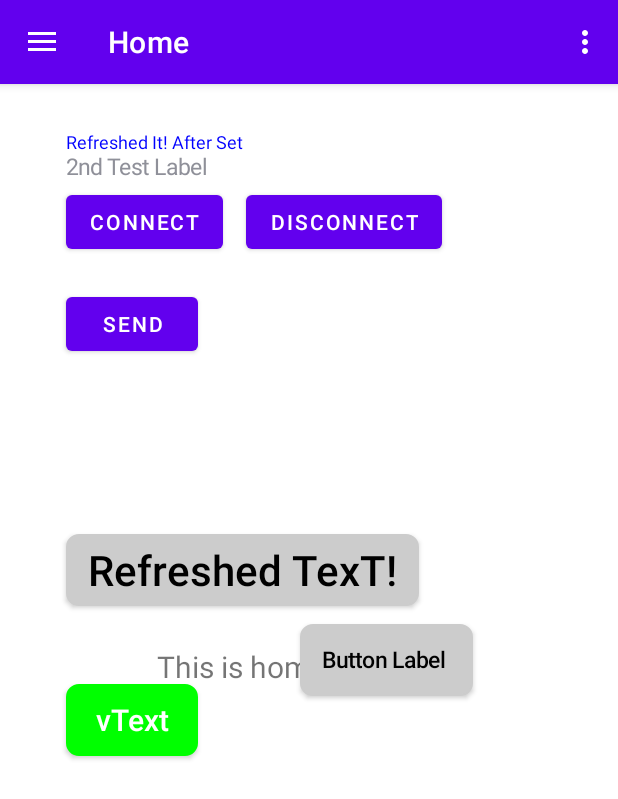
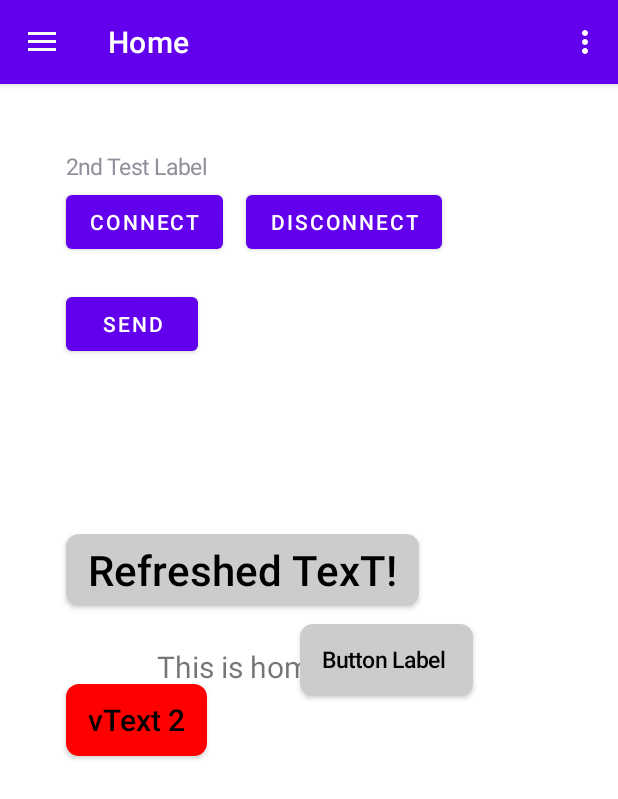
Before and after one commit to H1Jam/ProjectAADA, an Android app: the screen it shows after launch (MainActivity), on a phone screen of 412 x 824 dp. Shown: the top 799 px of the screen. Run offline under Robolectric (Android 15) with nearby library versions, the phone set to English and light mode, and no system bars; our stand-ins replace navigation-ui.

Commit message:
Extend the screen objects and objects SET.

```diff
--- a/app/src/main/java/com/hjam/aada/MainActivity.kt
+++ b/app/src/main/java/com/hjam/aada/MainActivity.kt
@@ -118,13 +118,14 @@ class MainActivity : AppCompatActivity(), EzBlue.BlueCallback, EzBlue.BlueParser
                     "widthPixels ${pxToMm(resources.displayMetrics.widthPixels)}"
         )
         ScreenObjects.addTextToScreen(44, 30, -10, "First Test Label", 12, Color.BLUE)
-        ScreenObjects.addTextToScreen(44, 45, 15, "2nd Test Label", 15, null)
+        ScreenObjects.addTextToScreen(44, 45, 15, "2nd Test Label", 15, 0)
         ScreenObjects.refreshText(86, "Refreshed It!")
         ScreenObjects.refreshText(-10, "Refreshed It! After Set")
         ScreenObjects.refreshText(12, "Refreshed It! After Set!")
         ScreenObjects.addButtonToScreen(44, 300, 255, " First Button Label ", 28)
         ScreenObjects.addButtonToScreen(200, 360, 250, "Button Label ", 15)
         ScreenObjects.addButtonToScreen(44, 400, 11, "vText", 20, Color.WHITE, Color.GREEN)
+        ScreenObjects.addButtonToScreen(44, 400, 11, "vText 2", 20, Color.BLACK, Color.RED)
         ScreenObjects.refreshButtonText(255, "Refreshed TexT!")
     }
 
@@ -317,7 +318,10 @@ class MainActivity : AppCompatActivity(), EzBlue.BlueCallback, EzBlue.BlueParser
     }
 
     override fun write(buffer: ByteArray?) {
-        Logger.debug(mTag, "writeData From Listener: ${buffer?.map{it.toUByte()}?.joinToString()}")
+        Logger.debug(
+            mTag,
+            "writeData From Listener: ${buffer?.map { it.toUByte() }?.joinToString()}"
+        )
         EzBlue.write(buffer)
     }
 }
--- a/app/src/main/java/com/hjam/aada/ScreenObjects.kt
+++ b/app/src/main/java/com/hjam/aada/ScreenObjects.kt
@@ -19,13 +19,13 @@ import com.hjam.aada.utils.Logger
 
 object ScreenObjects {
     private val mTag = "ScreenObjects"
-    private val M_TEX_LABELS_LIST: MutableList<AADATextLabel> = mutableListOf()
+    private val mScreenObjects: MutableSet<String> = mutableSetOf()
     private var mTopToTop = 0
     private var mLeftToLeft = 0
     private lateinit var mCanvasConstraintLayout: ConstraintLayout
     private lateinit var mDisplayMetrics: DisplayMetrics
     private var mReady = false
-    private var mWriteListener : AADAWriter? =null
+    private var mWriteListener: AADAWriter? = null
 
     enum class ViewColors {
         Red,
@@ -36,14 +36,14 @@ object ScreenObjects {
     }
 
     private fun refreshScreen() {
-        for (tl in M_TEX_LABELS_LIST) {
-            Logger.debug(mTag, "UI: $tl")
-        }
+     //   for (tl in mScreenObjects) {
+            Logger.debug(mTag, "UI: ${mScreenObjects.joinToString()}")
+       // }
     }
 
     fun initScreen(
         canvasConstraintLayout: ConstraintLayout, topToTop: Int, leftToLeft: Int,
-        displayMetrics: DisplayMetrics, writeListener:AADAWriter
+        displayMetrics: DisplayMetrics, writeListener: AADAWriter
     ) {
         mTopToTop = topToTop
         mLeftToLeft = leftToLeft
@@ -53,50 +53,50 @@ object ScreenObjects {
         mWriteListener = writeListener
     }
 
-    fun addTextLabel(AADATextLabel: AADATextLabel) {
-        if (!mReady || AADATextLabel.tag <= 0) {
-            return
+    fun addButton(aadaButton: AADAButton) {
+        if (mReady && aadaButton.tag > 0) {
+            Logger.debug(mTag, "addButton: ${aadaButton.tag}")
+            if (mScreenObjects.add(aadaButton.screenTag)) {
+                addButtonToScreen(aadaButton)
+            } else {
+                modifyButton(aadaButton)
             }
-        Logger.debug(mTag, "addTextLabel: ${AADATextLabel.tag}")
-        for (tl in M_TEX_LABELS_LIST) {
-            if (tl.tag == AADATextLabel.tag) {
-                modifyTextLabel(AADATextLabel)
-                return
+            refreshScreen()
         }
     }
-        M_TEX_LABELS_LIST.add(AADATextLabel)
-        addTextToScreen(AADATextLabel)
+
+    private fun modifyButton(aadaButton: AADAButton) {
+        Logger.debug(mTag, "modifyButton: ${aadaButton.tag}")
+        refreshButton(aadaButton)
         refreshScreen()
     }
 
-    private fun modifyTextLabel(AADATextLabel: AADATextLabel) {
-        Logger.debug(mTag, "modifyTextLabel: ${AADATextLabel.tag}")
-        for (i in 0..M_TEX_LABELS_LIST.size) {
-            if (M_TEX_LABELS_LIST[i].tag == AADATextLabel.tag) {
-                M_TEX_LABELS_LIST[i].updateFromInstance(AADATextLabel)
-                refreshText(AADATextLabel)
+    fun addTextLabel(aadaTextLabel: AADATextLabel) {
+        if (mReady && aadaTextLabel.tag > 0) {
+            Logger.debug(mTag, "addTextLabel: ${aadaTextLabel.tag}")
+            if (mScreenObjects.add(aadaTextLabel.screenTag)) {
+                addTextToScreen(aadaTextLabel)
                 refreshScreen()
-                return
+            } else {
+                modifyTextLabel(aadaTextLabel)
             }
+
         }
     }
 
-    fun removeTextLabel(AADATextLabel: AADATextLabel) {
-        for (tl in M_TEX_LABELS_LIST) {
-            if (tl.tag == AADATextLabel.tag) {
-                M_TEX_LABELS_LIST.remove(tl)
-                return
-            }
-        }
+    private fun modifyTextLabel(aadaTextLabel: AADATextLabel) {
+        Logger.debug(mTag, "modifyTextLabel: ${aadaTextLabel.tag}")
+        refreshText(aadaTextLabel)
+        refreshScreen()
     }
 
-   fun addTextToScreen(AADATextLabel: AADATextLabel){
-       with(AADATextLabel){
-           addTextToScreen(x, y,tag,text,fontSize,textColor)
-       }
+    fun removeTextLabel(AADATextLabel: AADATextLabel) {
+
     }
 
-    fun addTextToScreen(x: Int, y: Int, cTag: Int, vText: String, fSize: Int, textColor: Int?) {
+    private fun addTextToScreen(aadaTextLabel: AADATextLabel) {
+        with(aadaTextLabel) {
+            // addTextToScreen(x, y, screenTag, text, fontSize, textColor)
             val px = TypedValue.applyDimension(
                 TypedValue.COMPLEX_UNIT_DIP,
                 x.toFloat(),
@@ -116,48 +116,74 @@ object ScreenObjects {
             params.setMargins(px, py, 0, 0)
             Logger.debug(
                 mTag, "addTextToScreen:[x:$x($px), y:$y($py), " +
-                    "cTag:${cTag.toUInt()}, Text:$vText], size:$fSize"
+                        "cTag:$screenTag, Text:$text], size:$fontSize"
             )
             val lbl = TextView(AADATheApp.instance.applicationContext)
-        lbl.tag = "lbl${cTag.toUInt()}"
-        lbl.text = vText
+            lbl.tag = screenTag
+            lbl.text = text
             lbl.layoutParams = params
-        if (textColor != null) {
+            if (textColor.toUInt() > 0U) {
                 lbl.setTextColor(textColor)
             }
-        lbl.setTextSize(TypedValue.COMPLEX_UNIT_DIP, fSize.toFloat())
-        // SetBtListener(btn[i]);
+            lbl.setTextSize(TypedValue.COMPLEX_UNIT_DIP, fontSize.toFloat())
             mCanvasConstraintLayout.addView(lbl)
-        //mCanvasConstraintLayout.requestLayout()
-        // SetBtListener(btn)
+
+        }
     }
 
-    fun refreshText(tag: Int, text : String ){
-        val lbl: TextView? = mCanvasConstraintLayout.findViewWithTag("lbl${tag.toUInt()}")
+    fun addTextToScreen(x: Int, y: Int, cTag: Int, vText: String, fSize: Int, textColor: Int) {
+        addTextLabel(AADATextLabel(x, y, cTag, vText, fSize, textColor))
+    }
+
+    fun refreshText(tag: Int, text: String) {
+        val lbl: TextView? =
+            mCanvasConstraintLayout.findViewWithTag("${AADATextLabel.mTagPrefix}${tag.toUInt()}")
         if (lbl != null) {
-            lbl.text =text
+            lbl.text = text
         } else {
             Logger.error(mTag, "refreshText: TextView(tag=$tag) does not exist!")
         }
     }
 
-    fun refreshText(AADATextLabel: AADATextLabel) {
-        val lbl: TextView? = mCanvasConstraintLayout.findViewWithTag("lbl${AADATextLabel.tag.toUInt()}")
-        if (lbl != null) {
-            lbl.text = AADATextLabel.text
-            if (AADATextLabel.textColor.toUInt() > 0u){
-                lbl.setTextColor(AADATextLabel.textColor)
+    private fun refreshButton(aadaButton: AADAButton) {
+        val btn: Button? =
+            mCanvasConstraintLayout.findViewWithTag(aadaButton.screenTag)
+        if (btn != null) {
+            btn.text = aadaButton.text
+            if (aadaButton.textColor.toUInt() > 0u) {
+                btn.setTextColor(aadaButton.textColor)
             }
-            if (AADATextLabel.fontSize > 0){
-                lbl.setTextSize(TypedValue.COMPLEX_UNIT_DIP, AADATextLabel.fontSize.toFloat())
+            if (aadaButton.backColor.toUInt() > 0u) {
+                btn.background = getDrawable(aadaButton.backColor)
+            }
+
+            if (aadaButton.fontSize > 0) {
+                btn.setTextSize(TypedValue.COMPLEX_UNIT_DIP, aadaButton.fontSize.toFloat())
             }
         } else {
-            Logger.error(mTag, "refreshText: TextView(tag=${AADATextLabel.tag}) does not exist!")
+            Logger.error(mTag, "refreshText: TextView(tag=${aadaButton.tag}) does not exist!")
         }
     }
 
+    private fun refreshText(aadaTextLabel: AADATextLabel) {
+        val lbl: TextView? =
+            mCanvasConstraintLayout.findViewWithTag(aadaTextLabel.screenTag)
+        if (lbl != null) {
+            lbl.text = aadaTextLabel.text
+            if (aadaTextLabel.textColor.toUInt() > 0u) {
+                lbl.setTextColor(aadaTextLabel.textColor)
+            }
+            if (aadaTextLabel.fontSize > 0) {
+                lbl.setTextSize(TypedValue.COMPLEX_UNIT_DIP, aadaTextLabel.fontSize.toFloat())
+            }
+        } else {
+            Logger.error(mTag, "refreshText: TextView(tag=${aadaTextLabel.tag}) does not exist!")
+        }
+    }
+
+
     fun addButtonToScreen(x: Int, y: Int, cTag: Int, vText: String, fSize: Int) {
-        addButtonToScreen(x, y, cTag, vText, fSize, Color.BLACK, Color.LTGRAY)
+        addButton(AADAButton(x, y, cTag, vText, fSize, Color.BLACK, Color.LTGRAY))
     }
 
     fun addButtonToScreen(
@@ -169,8 +195,13 @@ object ScreenObjects {
         textColor: Int,
         backColor: Int
     ) {
-        if (cTag < 0 || cTag > 255) {
-            Logger.error(mTag, "addButtonToScreen: Invalid tag! (tag:$cTag)")
+        addButton(AADAButton(x, y, cTag, vText, fSize, textColor, backColor))
+    }
+
+    private fun addButtonToScreen(aadaButton: AADAButton) {
+        with(aadaButton) {
+            if (tag < 0 || tag > 255) {
+                Logger.error(mTag, "addButtonToScreen: Invalid tag! (tag:$tag)")
                 return
             }
             val px = TypedValue.applyDimension(
@@ -192,15 +223,15 @@ object ScreenObjects {
             params.setMargins(px, py, 0, 0)
             Logger.debug(
                 mTag, "addButtonToScreen:[x:$x($px), y:$y($py), " +
-                    "cTag:${cTag.toUInt()}, Text:$vText], size:$fSize"
+                        "cTag:$screenTag, Text:$text], size:$fontSize"
             )
 
             val btn = Button(AADATheApp.instance.applicationContext)
-        btn.tag = "${AADAButton.mTagPrefix}${cTag.toUInt()}"
-        btn.text = vText
+            btn.tag = screenTag
+            btn.text = text
             btn.layoutParams = params
             btn.isAllCaps = false
-        btn.setTextSize(TypedValue.COMPLEX_UNIT_DIP, fSize.toFloat())
+            btn.setTextSize(TypedValue.COMPLEX_UNIT_DIP, fontSize.toFloat())
             btn.setTextColor(textColor)
             btn.background = getDrawable(backColor)
             val pad = TypedValue.applyDimension(
@@ -212,6 +243,7 @@ object ScreenObjects {
             btn.setPaddingRelative(pad, 0, pad, 0)
             mCanvasConstraintLayout.addView(btn)
             setButtonListener(btn)
+        }
     }
 
     private fun setButtonListener(button: Button) {
@@ -246,8 +278,8 @@ object ScreenObjects {
         }
     }
 
-    private fun writeData(buffer: ByteArray?){
-        if (mWriteListener != null){
+    private fun writeData(buffer: ByteArray?) {
+        if (mWriteListener != null) {
             mWriteListener?.write(buffer)
         }
     }
--- a/app/src/main/java/com/hjam/aada/comm/types/AADAButton.kt
+++ b/app/src/main/java/com/hjam/aada/comm/types/AADAButton.kt
@@ -7,15 +7,19 @@ import java.nio.charset.StandardCharsets
 class AADAButton(
     var x: Int,
     var y: Int,
-    var cTag: Int,
-    var vText: String,
-    var fSize: Int,
+    var tag: Int,
+    var text: String,
+    var fontSize: Int,
     var textColor: Int,
     var backColor: Int
 ) {
+    val screenTag = screenTag(this)
     companion object {
         const val mID: Byte = 18.toByte()
         const val mTagPrefix = "btn"
+        fun screenTag(aadaButton: AADAButton):String{
+            return mTagPrefix +aadaButton.tag.toString()
+        }
         fun fromByteBuffer(byteBuffer: ByteBuffer): AADAButton {
             byteBuffer.order(ByteOrder.LITTLE_ENDIAN)
             val x = byteBuffer.short.toInt()
@@ -33,7 +37,7 @@ class AADAButton(
             bb1.order(ByteOrder.LITTLE_ENDIAN)
             val array = with(bb1) {
                 put(mID)
-                putShort(aadaButton.cTag.toShort())
+                putShort(aadaButton.tag.toShort())
             }.array()
             return array
         }
--- a/app/src/main/java/com/hjam/aada/comm/types/AADATextLabel.kt
+++ b/app/src/main/java/com/hjam/aada/comm/types/AADATextLabel.kt
@@ -12,9 +12,13 @@ class AADATextLabel(
     var fontSize: Int,
     var textColor: Int
 ) {
-
+    val screenTag = screenTag(this)
     companion object {
         const val mID: Byte = 17.toByte()
+        const val mTagPrefix = "lbl"
+        fun screenTag(aADATextLabel: AADATextLabel):String{
+            return mTagPrefix+aADATextLabel.tag.toString()
+        }
         fun fromByteBuffer(byteBuffer: ByteBuffer): AADATextLabel {
             byteBuffer.order(ByteOrder.LITTLE_ENDIAN)
             val x = byteBuffer.short.toInt()
@@ -27,12 +31,12 @@ class AADATextLabel(
         }
     }
 
-    fun updateFromInstance(AADATextLabel: AADATextLabel) {
-        if (this.tag == AADATextLabel.tag) {
-            this.x = AADATextLabel.x
-            this.y = AADATextLabel.y
-            this.fontSize = AADATextLabel.fontSize
-            this.text = AADATextLabel.text
+    fun updateFromInstance(aADATextLabel: AADATextLabel) {
+        if (this.tag == aADATextLabel.tag) {
+            this.x = aADATextLabel.x
+            this.y = aADATextLabel.y
+            this.fontSize = aADATextLabel.fontSize
+            this.text = aADATextLabel.text
         }
     }
 
```
Lines whose indentation alone changed are shown as unchanged.
